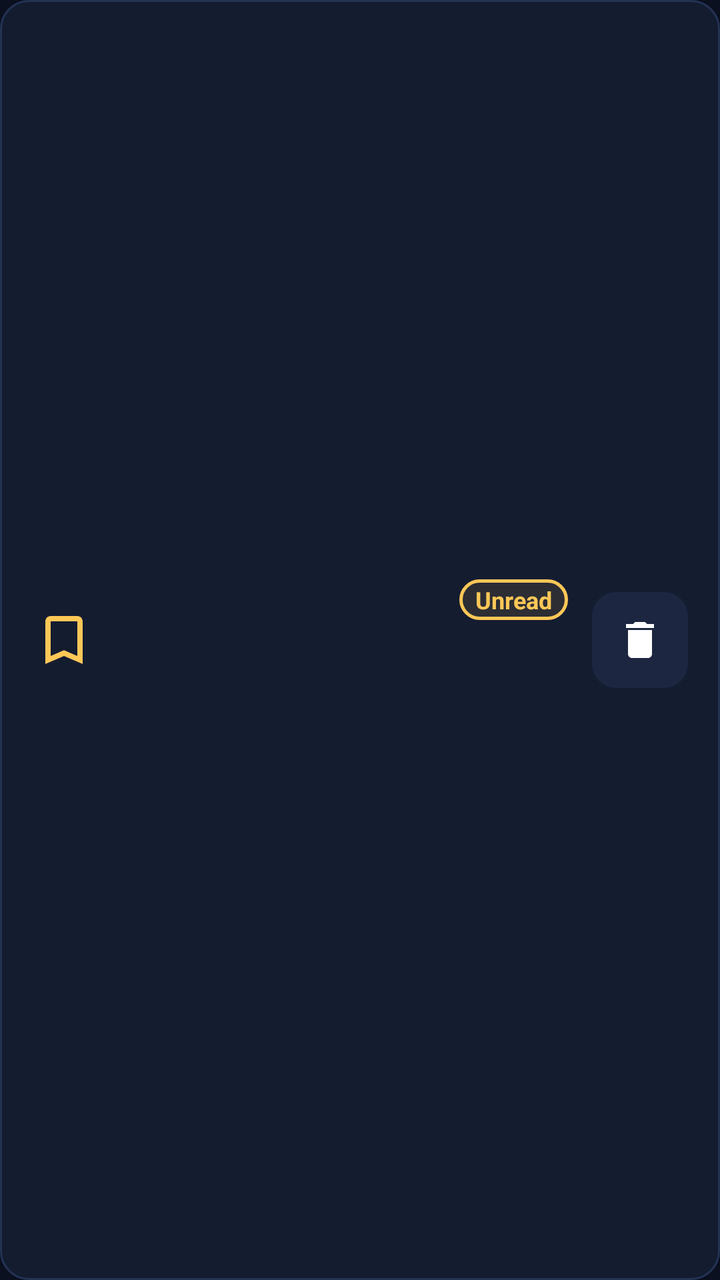
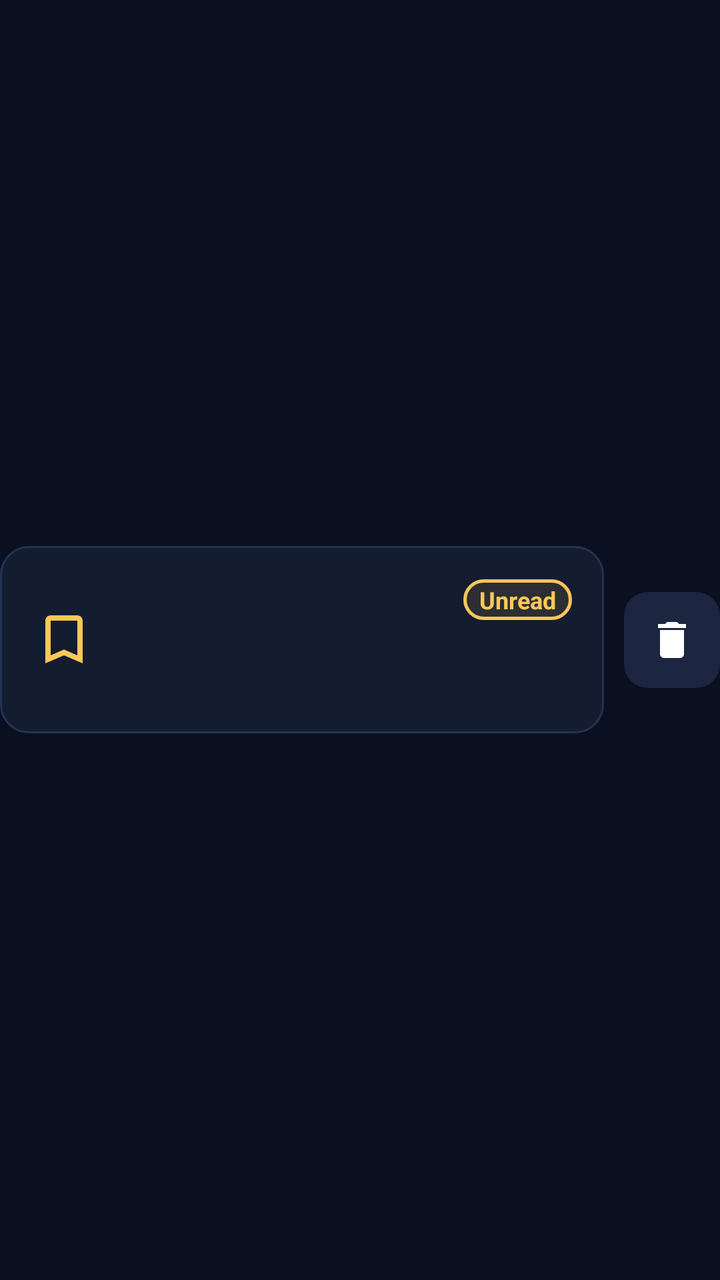

Screens rendered from an Android XML layout before and after an edit, with the pre-edit source and the edit as a unified diff.
<!-- AndroidManifest.xml: application theme Theme.TVNavBrowser -->
<!-- res/layout/item_read_later.xml -->
<?xml version="1.0" encoding="utf-8"?>
<LinearLayout xmlns:android="http://schemas.android.com/apk/res/android"
    xmlns:app="http://schemas.android.com/apk/res-auto"
    android:layout_width="match_parent"
    android:layout_height="wrap_content"
    android:layout_marginStart="8dp"
    android:layout_marginEnd="8dp"
    android:layout_marginTop="4dp"
    android:layout_marginBottom="10dp"
    android:background="?attr/focusableItemBackground"
    android:clickable="true"
    android:focusable="true"
    android:focusableInTouchMode="true"
    android:gravity="center_vertical"
    android:orientation="horizontal"
    android:padding="16dp">

    <ImageView
        android:id="@+id/ivIcon"
        android:layout_width="32dp"
        android:layout_height="32dp"
        android:src="@drawable/ic_read_later"
        app:tint="?attr/colorAccent"
        android:contentDescription="@string/read_later_title" />

    <LinearLayout
        android:layout_width="0dp"
        android:layout_height="wrap_content"
        android:layout_marginStart="14dp"
        android:layout_weight="1"
        android:orientation="vertical">

        <LinearLayout
            android:layout_width="match_parent"
            android:layout_height="wrap_content"
            android:gravity="center_vertical"
            android:orientation="horizontal">

            <TextView
                android:id="@+id/tvTitle"
                android:layout_width="0dp"
                android:layout_height="wrap_content"
                android:layout_weight="1"
                android:ellipsize="end"
                android:maxLines="1"
                android:textColor="?android:attr/textColorPrimary"
                android:textSize="16sp"
                android:textStyle="bold" />

            <TextView
                android:id="@+id/tvReadBadge"
                android:layout_width="wrap_content"
                android:layout_height="wrap_content"
                android:layout_marginStart="8dp"
                android:background="?attr/stepBadgeBackground"
                android:paddingStart="8dp"
                android:paddingTop="2dp"
                android:paddingEnd="8dp"
                android:paddingBottom="2dp"
                android:text="@string/read_later_unread"
                android:textColor="?attr/colorAccent"
                android:textSize="12sp"
                android:textStyle="bold" />
        </LinearLayout>

        <TextView
            android:id="@+id/tvExcerpt"
            android:layout_width="match_parent"
            android:layout_height="wrap_content"
            android:layout_marginTop="4dp"
            android:ellipsize="end"
            android:maxLines="2"
            android:textColor="?android:attr/textColorSecondary"
            android:textSize="13sp" />

        <TextView
            android:id="@+id/tvUrl"
            android:layout_width="match_parent"
            android:layout_height="wrap_content"
            android:layout_marginTop="2dp"
            android:ellipsize="end"
            android:maxLines="1"
            android:textColor="?android:attr/textColorSecondary"
            android:textSize="12sp" />
    </LinearLayout>

    <ImageButton
        android:id="@+id/btnDelete"
        style="@style/ToolbarIconButton"
        android:layout_marginStart="12dp"
        android:src="@drawable/ic_nav_delete"
        app:tint="?android:attr/textColorSecondary"
        android:contentDescription="@string/settings_remove_rule" />

</LinearLayout>
<!-- resources referenced by this layout -->
<resources>
  <!-- drawable ic_nav_delete (drawable) -->
  <?xml version="1.0" encoding="utf-8"?>
  <vector xmlns:android="http://schemas.android.com/apk/res/android"
      android:width="24dp"
      android:height="24dp"
      android:viewportWidth="24"
      android:viewportHeight="24">
      <path
          android:fillColor="#FFFFFFFF"
          android:pathData="M6,19c0,1.1 0.9,2 2,2h8c1.1,0 2,-0.9 2,-2V7H6v12zM19,4h-3.5l-1,-1h-5l-1,1H5v2h14V4z" />
  </vector>
  <!-- drawable ic_read_later (drawable) -->
  <?xml version="1.0" encoding="utf-8"?>
  <vector xmlns:android="http://schemas.android.com/apk/res/android"
      android:width="24dp"
      android:height="24dp"
      android:viewportWidth="24"
      android:viewportHeight="24">
      <path
          android:fillColor="#FFFFFF"
          android:pathData="M17,3H7C5.9,3 5,3.9 5,5v16l7,-3 7,3V5c0,-1.1 -0.9,-2 -2,-2zM17,18l-5,-2.18L7,18V5h10v13z" />
  </vector>
  <string name="read_later_title">Read Later</string>
  <string name="read_later_unread">Unread</string>
  <string name="settings_remove_rule">Remove Rule</string>
  <color name="bg_dark">#FF0B1020</color>
  <color name="black">#FF000000</color>
  <color name="white">#FFFFFFFF</color>
  <color name="accent">#FFFFC857</color>
  <color name="accent_dark">#FFE6A819</color>
  <color name="text_primary">#FFFFFFFF</color>
  <color name="text_secondary">#B3FFFFFF</color>
  <!-- drawable bg_screen (drawable) -->
  <?xml version="1.0" encoding="utf-8"?>
  <shape xmlns:android="http://schemas.android.com/apk/res/android"
      android:shape="rectangle">
      <gradient
          android:angle="135"
          android:endColor="@color/bg_dark"
          android:startColor="#FF10182B"
          android:type="linear" />
  </shape>
  <!-- drawable bg_settings_section (drawable) -->
  <?xml version="1.0" encoding="utf-8"?>
  <shape xmlns:android="http://schemas.android.com/apk/res/android"
      android:shape="rectangle">
      <solid android:color="#162138" />
      <stroke
          android:width="1dp"
          android:color="#243354" />
      <corners android:radius="16dp" />
  </shape>
  <!-- drawable bg_input_hint (drawable) -->
  <?xml version="1.0" encoding="utf-8"?>
  <shape xmlns:android="http://schemas.android.com/apk/res/android"
      android:shape="rectangle">
      <solid android:color="#CC151D33" />
      <corners android:radius="10dp" />
      <stroke
          android:width="1dp"
          android:color="@color/divider" />
  </shape>
  <!-- drawable bg_overlay_card (drawable) -->
  <?xml version="1.0" encoding="utf-8"?>
  <shape xmlns:android="http://schemas.android.com/apk/res/android"
      android:shape="rectangle">
      <solid android:color="#F00F172A" />
      <stroke
          android:width="2dp"
          android:color="#38BDF8" />
      <corners android:radius="16dp" />
  </shape>
  <!-- drawable bg_step_badge (drawable) -->
  <?xml version="1.0" encoding="utf-8"?>
  <shape xmlns:android="http://schemas.android.com/apk/res/android"
      android:shape="rectangle">
      <solid android:color="#1AFFC857" />
      <corners android:radius="24dp" />
      <stroke
          android:width="1.5dp"
          android:color="@color/accent" />
  </shape>
  <color name="divider">#33FFFFFF</color>
  <!-- drawable bg_toolbar (drawable) -->
  <?xml version="1.0" encoding="utf-8"?>
  <shape xmlns:android="http://schemas.android.com/apk/res/android"
      android:shape="rectangle">
      <solid android:color="@color/bg_toolbar" />
      <corners android:radius="16dp" />
      <stroke
          android:width="1dp"
          android:color="@color/divider" />
  </shape>
  <!-- drawable bg_webview_frame (drawable) -->
  <?xml version="1.0" encoding="utf-8"?>
  <shape xmlns:android="http://schemas.android.com/apk/res/android"
      android:shape="rectangle">
      <solid android:color="@color/black" />
      <corners android:radius="14dp" />
      <stroke
          android:width="1dp"
          android:color="@color/divider" />
  </shape>
  <color name="accent_soft">#33FFC857</color>
  <color name="bg_card">#FF1C2640</color>
  <color name="bg_toolbar">#FF151D33</color>
  <!-- unchanged entries left out for length: 5 -->
</resources>

<!-- the commit's change to res/layout/item_read_later.xml (unified diff, before → after) -->
@@ -7,87 +7,100 @@
     android:layout_marginEnd="8dp"
     android:layout_marginTop="4dp"
     android:layout_marginBottom="10dp"
-    android:background="?attr/focusableItemBackground"
-    android:clickable="true"
-    android:focusable="true"
-    android:focusableInTouchMode="true"
+    android:clipChildren="false"
+    android:clipToPadding="false"
     android:gravity="center_vertical"
-    android:orientation="horizontal"
-    android:padding="16dp">
-
-    <ImageView
-        android:id="@+id/ivIcon"
-        android:layout_width="32dp"
-        android:layout_height="32dp"
-        android:src="@drawable/ic_read_later"
-        app:tint="?attr/colorAccent"
-        android:contentDescription="@string/read_later_title" />
+    android:orientation="horizontal">
 
     <LinearLayout
+        android:id="@+id/rowContent"
         android:layout_width="0dp"
         android:layout_height="wrap_content"
-        android:layout_marginStart="14dp"
         android:layout_weight="1"
-        android:orientation="vertical">
+        android:background="?attr/focusableItemBackground"
+        android:clickable="true"
+        android:focusable="true"
+        android:focusableInTouchMode="true"
+        android:nextFocusRight="@+id/btnDelete"
+        android:gravity="center_vertical"
+        android:orientation="horizontal"
+        android:padding="16dp">
+
+        <ImageView
+            android:id="@+id/ivIcon"
+            android:layout_width="32dp"
+            android:layout_height="32dp"
+            android:src="@drawable/ic_read_later"
+            app:tint="?attr/colorAccent"
+            android:contentDescription="@string/read_later_title" />
 
         <LinearLayout
-            android:layout_width="match_parent"
+            android:layout_width="0dp"
             android:layout_height="wrap_content"
-            android:gravity="center_vertical"
-            android:orientation="horizontal">
+            android:layout_marginStart="14dp"
+            android:layout_weight="1"
+            android:orientation="vertical">
+
+            <LinearLayout
+                android:layout_width="match_parent"
+                android:layout_height="wrap_content"
+                android:gravity="center_vertical"
+                android:orientation="horizontal">
+
+                <TextView
+                    android:id="@+id/tvTitle"
+                    android:layout_width="0dp"
+                    android:layout_height="wrap_content"
+                    android:layout_weight="1"
+                    android:ellipsize="end"
+                    android:maxLines="1"
+                    android:textColor="?android:attr/textColorPrimary"
+                    android:textSize="16sp"
+                    android:textStyle="bold" />
+
+                <TextView
+                    android:id="@+id/tvReadBadge"
+                    android:layout_width="wrap_content"
+                    android:layout_height="wrap_content"
+                    android:layout_marginStart="8dp"
+                    android:background="?attr/stepBadgeBackground"
+                    android:paddingStart="8dp"
+                    android:paddingTop="2dp"
+                    android:paddingEnd="8dp"
+                    android:paddingBottom="2dp"
+                    android:text="@string/read_later_unread"
+                    android:textColor="?attr/colorAccent"
+                    android:textSize="12sp"
+                    android:textStyle="bold" />
+            </LinearLayout>
 
             <TextView
-                android:id="@+id/tvTitle"
-                android:layout_width="0dp"
+                android:id="@+id/tvExcerpt"
+                android:layout_width="match_parent"
                 android:layout_height="wrap_content"
-                android:layout_weight="1"
+                android:layout_marginTop="4dp"
+                android:ellipsize="end"
+                android:maxLines="2"
+                android:textColor="?android:attr/textColorSecondary"
+                android:textSize="13sp" />
+
+            <TextView
+                android:id="@+id/tvUrl"
+                android:layout_width="match_parent"
+                android:layout_height="wrap_content"
+                android:layout_marginTop="2dp"
                 android:ellipsize="end"
                 android:maxLines="1"
-                android:textColor="?android:attr/textColorPrimary"
-                android:textSize="16sp"
-                android:textStyle="bold" />
-
-            <TextView
-                android:id="@+id/tvReadBadge"
-                android:layout_width="wrap_content"
-                android:layout_height="wrap_content"
-                android:layout_marginStart="8dp"
-                android:background="?attr/stepBadgeBackground"
-                android:paddingStart="8dp"
-                android:paddingTop="2dp"
-                android:paddingEnd="8dp"
-                android:paddingBottom="2dp"
-                android:text="@string/read_later_unread"
-                android:textColor="?attr/colorAccent"
-                android:textSize="12sp"
-                android:textStyle="bold" />
+                android:textColor="?android:attr/textColorSecondary"
+                android:textSize="12sp" />
         </LinearLayout>
-
-        <TextView
-            android:id="@+id/tvExcerpt"
-            android:layout_width="match_parent"
-            android:layout_height="wrap_content"
-            android:layout_marginTop="4dp"
-            android:ellipsize="end"
-            android:maxLines="2"
-            android:textColor="?android:attr/textColorSecondary"
-            android:textSize="13sp" />
-
-        <TextView
-            android:id="@+id/tvUrl"
-            android:layout_width="match_parent"
-            android:layout_height="wrap_content"
-            android:layout_marginTop="2dp"
-            android:ellipsize="end"
-            android:maxLines="1"
-            android:textColor="?android:attr/textColorSecondary"
-            android:textSize="12sp" />
     </LinearLayout>
 
     <ImageButton
         android:id="@+id/btnDelete"
         style="@style/ToolbarIconButton"
-        android:layout_marginStart="12dp"
+        android:layout_marginStart="10dp"
+        android:nextFocusLeft="@+id/rowContent"
         android:src="@drawable/ic_nav_delete"
         app:tint="?android:attr/textColorSecondary"
         android:contentDescription="@string/settings_remove_rule" />
